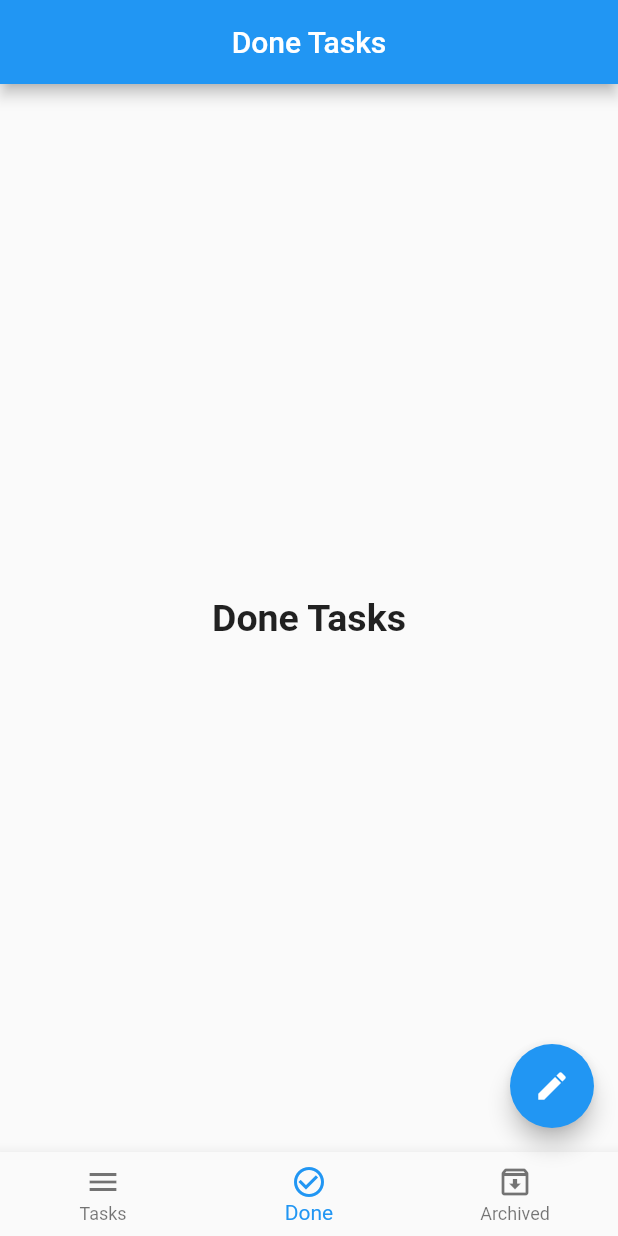
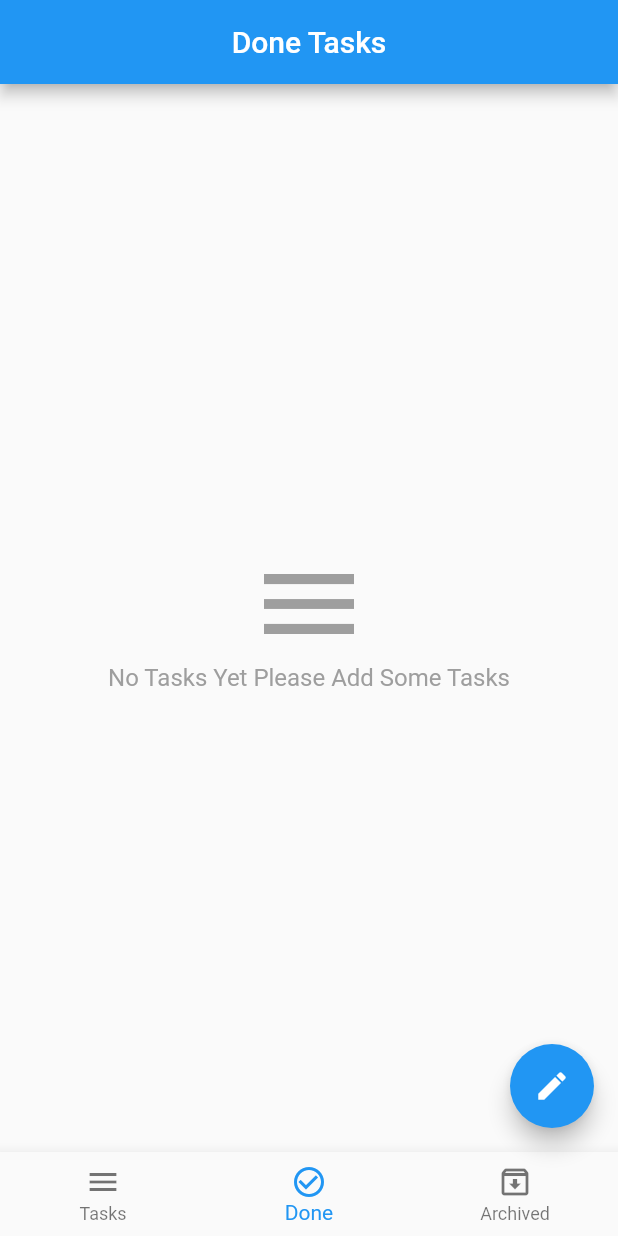
Before and after one commit to wohamedosama/todoApp, a Flutter app: the screen it shows after launch, item 2 of the bottom bar chosen, on a phone screen of 412 x 824 dp. Run offline on Flutter 3.47's test engine with Material 2 defaults, Android fonts, the phone set to English and light mode, and no system bars; our stand-ins replace bloc, conditional_builder_null_safety, flutter_bloc, sqflite; accounts and stored records are empty.

Commit message:
finish project and complete cubit architecture finish logic and user interface

```diff
--- /dev/null
+++ b/lib/components/conditional_builder.dart
@@ -0,0 +1,63 @@
+import 'package:conditional_builder_null_safety/conditional_builder_null_safety.dart';
+import 'package:flutter/material.dart';
+import 'package:to_do/components/build_task_item.dart';
+
+class ConditionalBuilderItem extends StatelessWidget {
+  const ConditionalBuilderItem({
+    Key? key,
+    required this.tasks,
+  }) : super(key: key);
+  final List<Map> tasks;
+
+  @override
+  Widget build(BuildContext context) {
+    return ConditionalBuilder(
+      condition: tasks.isNotEmpty,
+      builder: (BuildContext context) {
+        return ListView.separated(
+          itemBuilder: (context, index) {
+            return BuildTaskItem(
+              model: tasks[index],
+            );
+          },
+          separatorBuilder: (context, index) {
+            return Padding(
+              padding: const EdgeInsetsDirectional.only(
+                start: 20,
+                end: 20,
+              ),
+              child: Container(
+                height: 1,
+                width: MediaQuery.of(context).size.width,
+                color: Colors.grey[400],
+              ),
+            );
+          },
+          itemCount: tasks.length,
+        );
+      },
+      fallback: (BuildContext context) {
+        return Center(
+          child: Column(
+            mainAxisAlignment: MainAxisAlignment.center,
+            children: const [
+              Icon(
+                Icons.menu,
+                size: 80,
+                color: Colors.grey,
+              ),
+              Text(
+                'No Tasks Yet Please Add Some Tasks',
+                style: TextStyle(
+                  fontSize: 16,
+                  fontWeight: FontWeight.w400,
+                  color: Colors.grey,
+                ),
+              ),
+            ],
+          ),
+        );
+      },
+    );
+  }
+}
--- a/lib/cubits/todo_cubit.dart
+++ b/lib/cubits/todo_cubit.dart
@@ -31,7 +31,9 @@ class TodoCubit extends Cubit<TodoState> {
   }
 
   Database? database;
-  List<Map> tasks = [];
+  List<Map> newTasks = [];
+  List<Map> doneTasks = [];
+  List<Map> archivedTasks = [];
 
   void createDatabase() {
     openDatabase('todo.db', version: 1, onCreate: (database, version) {
@@ -45,10 +47,7 @@ class TodoCubit extends Cubit<TodoState> {
         print('Error  When Creating is  ${e.toString()}');
       });
     }, onOpen: (database) {
-      getDateFromDatabase(database).then((value) {
-        tasks = value;
-        emit(TodoGetDataBase());
-      });
+      getDateFromDatabase(database);
     }).then((value) {
       database = value;
       emit(TodoCreateDataBase());
@@ -67,19 +66,54 @@ class TodoCubit extends Cubit<TodoState> {
         );
         print('Inserted successfully');
         emit(TodoInsertDataBase());
-        getDateFromDatabase(database).then((value) {
-          tasks = value;
-          emit(TodoGetDataBase());
-        });
+        getDateFromDatabase(database);
       } catch (e) {
         print('error is ${e.toString()}');
       }
     });
   }
 
-  Future<List<Map>> getDateFromDatabase(database) async {
+  void getDateFromDatabase(database) {
+    newTasks = [];
+    doneTasks = [];
+    archivedTasks = [];
     emit(TodoGetDataBaseLoadingState());
-    return await database!.rawQuery('SELECT * FROM tasks');
+    database!.rawQuery('SELECT * FROM tasks').then((value) {
+      emit(TodoGetDataBase());
+      value.forEach((element) {
+        if (element['status'] == 'new') {
+          newTasks.add(element);
+        } else if (element['status'] == 'done') {
+          doneTasks.add(element);
+        } else if (element['status'] == 'archived') {
+          archivedTasks.add(element);
+        }
+      });
+      emit(TodoGetDataBase());
+    });
+    ;
+  }
+
+  void recordsUpdate({
+    required String status,
+    required int id,
+  }) {
+    database!.rawUpdate(
+      'UPDATE tasks SET status = ? WHERE id = ?',
+      [status, id],
+    ).then((value) {
+      getDateFromDatabase(database);
+      emit(TodoUpDateDataBase());
+    });
+  }
+
+  void recordsDelete({
+    required int id,
+  }) {
+    database!.rawDelete('DELETE FROM tasks WHERE id = ?', [id]).then((value) {
+      getDateFromDatabase(database);
+      emit(TodoDeleteDataBase());
+    });
   }
 
   bool isBottomSheetShown = false;
--- a/lib/cubits/todo_state.dart
+++ b/lib/cubits/todo_state.dart
@@ -13,6 +13,10 @@ class TodoGetDataBase extends TodoState {}
 
 class TodoGetDataBaseLoadingState extends TodoState {}
 
+class TodoUpDateDataBase extends TodoState {}
+
+class TodoDeleteDataBase extends TodoState {}
+
 class TodoInsertDataBase extends TodoState {}
 
 class TodoChangeDateBase extends TodoState {}
--- a/lib/layout/home_layout.dart
+++ b/lib/layout/home_layout.dart
@@ -11,6 +11,8 @@ class HomeLayout extends StatelessWidget {
   var titleController = TextEditingController();
   var dateController = TextEditingController();
   var timeController = TextEditingController();
+
+  HomeLayout({super.key});
 
   // @override
   // void initState() {
--- a/lib/views/done_tasks/done_tasks.dart
+++ b/lib/views/done_tasks/done_tasks.dart
@@ -1,18 +1,23 @@
 import 'package:flutter/material.dart';
+import 'package:flutter_bloc/flutter_bloc.dart';
+import 'package:to_do/components/build_task_item.dart';
+import 'package:to_do/cubits/todo_cubit.dart';
+
+import '../../components/conditional_builder.dart';
 
 class DoneTasksScreens extends StatelessWidget {
   const DoneTasksScreens({Key? key}) : super(key: key);
 
   @override
   Widget build(BuildContext context) {
-    return const Center(
-      child: Text(
-        'Done Tasks',
-        style: TextStyle(
-          fontSize: 25.0,
-          fontWeight: FontWeight.w600,
-        ),
-      ),
+    return BlocConsumer<TodoCubit, TodoState>(
+      listener: (context, state) {},
+      builder: (context, state) {
+        var tasks = TodoCubit.get(context).doneTasks;
+        return ConditionalBuilderItem(
+          tasks: tasks,
+        );
+      },
     );
   }
 }
--- a/lib/views/new_tasks/new_tasks.dart
+++ b/lib/views/new_tasks/new_tasks.dart
@@ -1,6 +1,8 @@
+import 'package:conditional_builder_null_safety/conditional_builder_null_safety.dart';
 import 'package:flutter/material.dart';
 import 'package:flutter_bloc/flutter_bloc.dart';
 import 'package:to_do/components/build_task_item.dart';
+import 'package:to_do/components/conditional_builder.dart';
 import 'package:to_do/cubits/todo_cubit.dart';
 
 class NewTasksScreens extends StatelessWidget {
@@ -13,27 +15,9 @@ class NewTasksScreens extends StatelessWidget {
     return BlocConsumer<TodoCubit, TodoState>(
       listener: (context, state) {},
       builder: (context, state) {
-        var tasks = TodoCubit.get(context).tasks;
-        return ListView.separated(
-          itemBuilder: (context, index) {
-            return BuildTaskItem(
-              model: tasks[index],
-            );
-          },
-          separatorBuilder: (context, index) {
-            return Padding(
-              padding: const EdgeInsetsDirectional.only(
-                start: 20,
-                end: 20,
-              ),
-              child: Container(
-                height: 1,
-                width: MediaQuery.of(context).size.width,
-                color: Colors.grey[400],
-              ),
-            );
-          },
-          itemCount: tasks.length,
+        var tasks = TodoCubit.get(context).newTasks;
+        return ConditionalBuilderItem(
+          tasks: tasks,
         );
       },
     );
```
Also changed, not shown: lib/components/build_task_item.dart (+40 -2 lines), lib/views/archived_tasks/archived_tasks.dart (+13 -8 lines).
